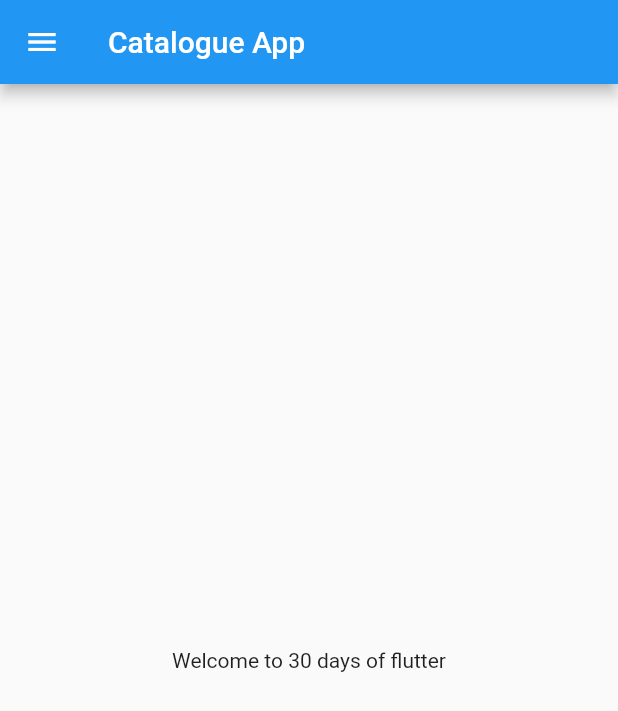
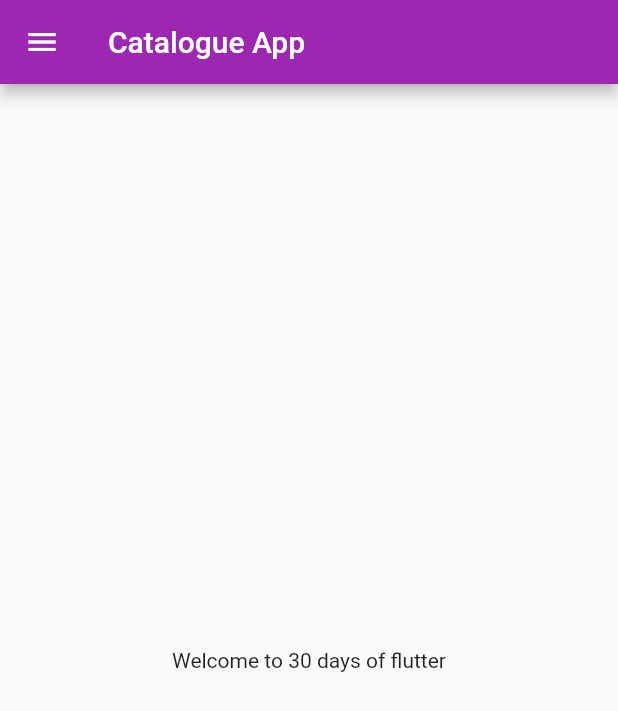
Before and after one commit to ayushsingh2357/flutterlearningyoutube, a Flutter app: the screen it shows after launch, on a phone screen of 412 x 824 dp. Shown: the top 711 px of the screen. Run offline on Flutter 3.47's test engine with Material 2 defaults, Android fonts, the phone set to English and light mode, and no system bars.

Commit message:
day 3 completed

```diff
--- a/lib/main.dart
+++ b/lib/main.dart
@@ -1,5 +1,6 @@
 import 'package:flutter/material.dart';
-import 'package:flutter_application_1/home_page.dart';
+import 'package:flutter_application_1/pages/home_page.dart';
+import 'package:flutter_application_1/pages/login_page.dart';
 
 void main() {
   runApp(MyApp());
@@ -8,6 +9,16 @@ void main() {
 class MyApp extends StatelessWidget {
   @override
   Widget build(BuildContext context) {
-    return MaterialApp(home: Homepage());
+    return MaterialApp(
+      themeMode: ThemeMode.light,
+      theme: ThemeData(primarySwatch: Colors.purple),
+      darkTheme: ThemeData(brightness: Brightness.dark),
+      initialRoute: "/home",
+      routes: {
+        "/": (context) => Loginpage(),
+        "/home": (context) => Homepage(),
+        "/login": (context) => Loginpage(),
+      },
+    );
   }
 }
```
Also changed, not shown: lib/pages/login_page.dart (added, +19 -0 lines), lib/pages/home_page.dart (renamed from lib/home_page.dart).
